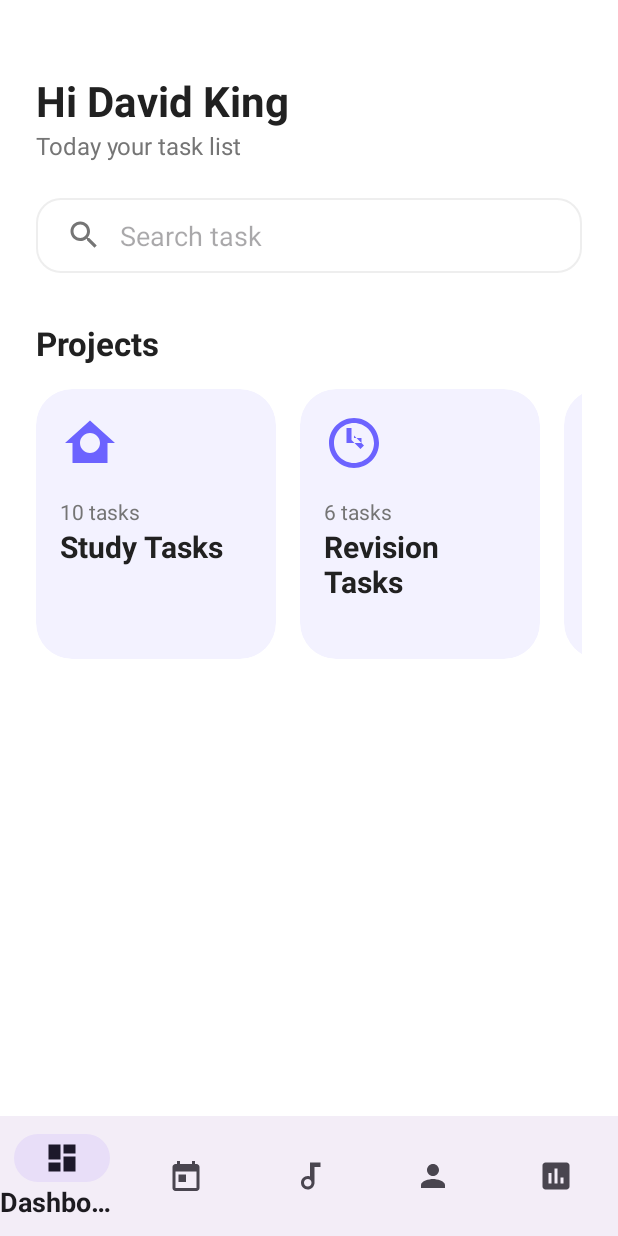
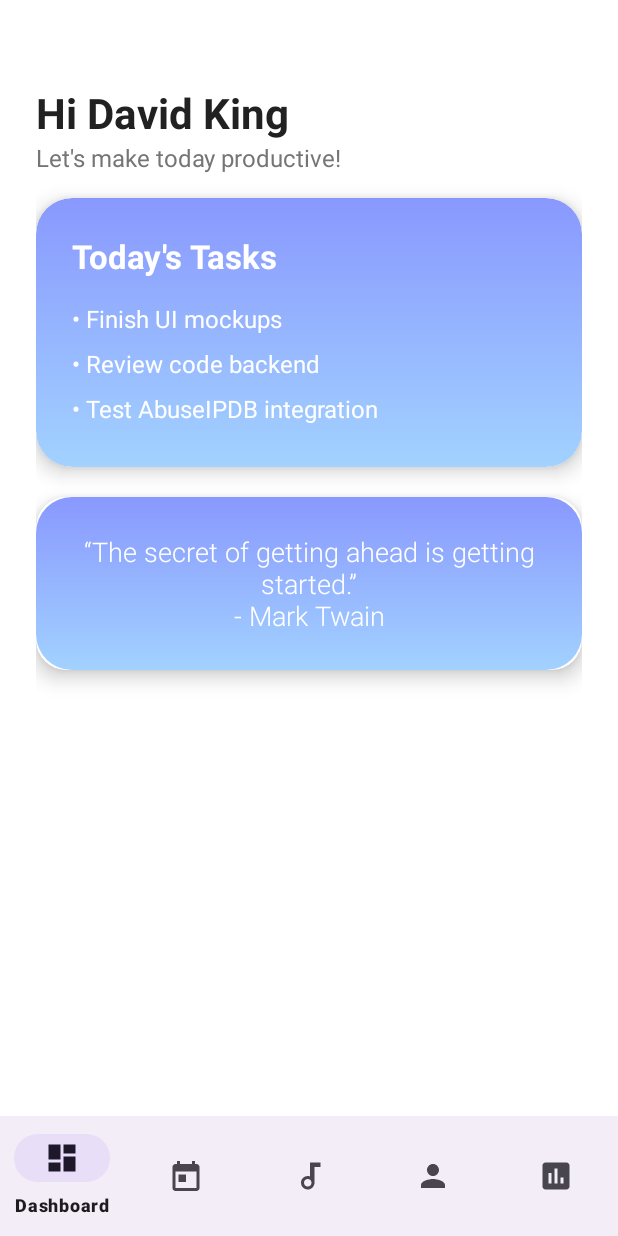
Before and after one commit to Navneetk4y4/Fyndora, an Android app: the screen it shows after launch once a user with an empty profile is signed in (MainActivity), on a phone screen of 412 x 824 dp. Run offline under Robolectric (Android 15) with nearby library versions, the phone set to English and light mode, and no system bars; our stand-ins replace Firebase (no records; nobody signed in at launch, a user with empty details on screens opened directly).

Commit message:
Updates Dashboard

```diff
--- a/StudyPomodoro/app/src/main/java/com/example/studypomodoro/Adapters.kt
+++ b/StudyPomodoro/app/src/main/java/com/example/studypomodoro/Adapters.kt
@@ -7,33 +7,7 @@ import android.widget.ImageView
 import android.widget.TextView
 import androidx.recyclerview.widget.RecyclerView
 
-class ProjectsAdapter(private val projects: List<Project>) : RecyclerView.Adapter<ProjectsAdapter.ProjectViewHolder>() {
-
-    override fun onCreateViewHolder(parent: ViewGroup, viewType: Int): ProjectViewHolder {
-        val view = LayoutInflater.from(parent.context).inflate(R.layout.item_project_card, parent, false)
-        return ProjectViewHolder(view)
-    }
-
-    override fun onBindViewHolder(holder: ProjectViewHolder, position: Int) {
-        val project = projects[position]
-        holder.bind(project)
-    }
-
-    override fun getItemCount() = projects.size
-
-    class ProjectViewHolder(itemView: View) : RecyclerView.ViewHolder(itemView) {
-        private val projectIcon: ImageView = itemView.findViewById(R.id.iv_project_icon)
-        private val projectTaskCount: TextView = itemView.findViewById(R.id.tv_project_task_count)
-        private val projectTitle: TextView = itemView.findViewById(R.id.tv_project_title)
-
-        fun bind(project: Project) {
-            projectIcon.setImageResource(project.icon)
-            projectTaskCount.text = project.taskCount
-            projectTitle.text = project.title
-        }
-    }
-}
-
+// Adapter for the interactive task list on the "Today" screen
 class TasksAdapter(
     private var tasks: MutableList<Task>,
     private val onTaskClick: (Task) -> Unit
@@ -77,3 +51,27 @@ class TasksAdapter(
         }
     }
 }
+
+// Adapter for the display-only task list on the Dashboard
+class DashboardTasksAdapter(private var tasks: List<Task>) : RecyclerView.Adapter<DashboardTasksAdapter.DashboardTaskViewHolder>() {
+
+    override fun onCreateViewHolder(parent: ViewGroup, viewType: Int): DashboardTaskViewHolder {
+        val view = LayoutInflater.from(parent.context).inflate(R.layout.item_dashboard_task, parent, false)
+        return DashboardTaskViewHolder(view)
+    }
+
+    override fun onBindViewHolder(holder: DashboardTaskViewHolder, position: Int) {
+        val task = tasks[position]
+        holder.bind(task)
+    }
+
+    override fun getItemCount() = tasks.size
+
+    class DashboardTaskViewHolder(itemView: View) : RecyclerView.ViewHolder(itemView) {
+        private val taskName: TextView = itemView.findViewById(R.id.tv_dashboard_task_name)
+
+        fun bind(task: Task) {
+            taskName.text = "• ${task.name}"
+        }
+    }
+}
--- a/StudyPomodoro/app/src/main/java/com/example/studypomodoro/MainActivity.kt
+++ b/StudyPomodoro/app/src/main/java/com/example/studypomodoro/MainActivity.kt
@@ -1,7 +1,7 @@
 package com.example.studypomodoro
 
+import android.os.Bundle
 import android.content.Intent
-import android.os.Bundle
 import androidx.appcompat.app.AppCompatActivity
 import androidx.fragment.app.Fragment
 import com.google.android.material.bottomnavigation.BottomNavigationView
--- a/StudyPomodoro/app/src/main/java/com/example/studypomodoro/TaskListFragment.kt
+++ b/StudyPomodoro/app/src/main/java/com/example/studypomodoro/TaskListFragment.kt
@@ -9,11 +9,12 @@ import android.widget.TextView
 import androidx.fragment.app.Fragment
 import androidx.recyclerview.widget.LinearLayoutManager
 import androidx.recyclerview.widget.RecyclerView
+import java.util.Calendar
 
 class TaskListFragment : Fragment() {
 
-    private lateinit var projectsRecyclerView: RecyclerView
     private lateinit var greetingTextView: TextView
+    private lateinit var tasksRecyclerView: RecyclerView
 
     override fun onCreateView(
         inflater: LayoutInflater,
@@ -22,22 +23,19 @@ class TaskListFragment : Fragment() {
     ): View? {
         val view = inflater.inflate(R.layout.fragment_task_list, container, false)
 
-        projectsRecyclerView = view.findViewById(R.id.rv_projects)
         greetingTextView = view.findViewById(R.id.tv_greeting)
-
-        // Setup Projects RecyclerView
-        projectsRecyclerView.layoutManager = LinearLayoutManager(requireContext(), LinearLayoutManager.HORIZONTAL, false)
-        val projects = listOf(
-            Project(R.drawable.ic_study_tasks, "10 tasks", "Study Tasks"),
-            Project(R.drawable.ic_revision_tasks, "6 tasks", "Revision Tasks"),
-            Project(R.drawable.ic_coding_practice, "12 tasks", "Coding Practice"),
-            Project(R.drawable.ic_reading_notes, "5 tasks", "Reading / Notes")
-        )
-        projectsRecyclerView.adapter = ProjectsAdapter(projects)
+        tasksRecyclerView = view.findViewById(R.id.rv_today_tasks)
 
         loadAndDisplayUserName()
+        setupTasksRecyclerView()
 
         return view
+    }
+
+    override fun onResume() {
+        super.onResume()
+        // Refresh the task list every time the dashboard is shown
+        setupTasksRecyclerView()
     }
 
     private fun loadAndDisplayUserName() {
@@ -45,4 +43,15 @@ class TaskListFragment : Fragment() {
         val userName = sharedPreferences.getString("USER_NAME", "David King")
         greetingTextView.text = "Hi $userName"
     }
+
+    private fun setupTasksRecyclerView() {
+        val today = Calendar.getInstance()
+        val todaysTasks = TaskRepository.allTasks.filter {
+            it.date.get(Calendar.YEAR) == today.get(Calendar.YEAR) &&
+            it.date.get(Calendar.DAY_OF_YEAR) == today.get(Calendar.DAY_OF_YEAR)
+        }
+
+        tasksRecyclerView.layoutManager = LinearLayoutManager(requireContext())
+        tasksRecyclerView.adapter = DashboardTasksAdapter(todaysTasks)
+    }
 }
--- /dev/null
+++ b/StudyPomodoro/app/src/main/java/com/example/studypomodoro/TaskRepository.kt
@@ -0,0 +1,22 @@
+package com.example.studypomodoro
+
+import java.util.Calendar
+
+object TaskRepository {
+    val allTasks = mutableListOf<Task>()
+
+    init {
+        createSampleTasks()
+    }
+
+    private fun createSampleTasks() {
+        val today = Calendar.getInstance()
+        val tomorrow = Calendar.getInstance()
+        tomorrow.add(Calendar.DAY_OF_YEAR, 1)
+
+        allTasks.add(Task(R.drawable.ic_task_status_completed_new, "Finish UI mockups", "Work", "10:00 am", today))
+        allTasks.add(Task(R.drawable.ic_task_status_in_progress_new, "Review code backend", "Work", "2:00 pm", today))
+        allTasks.add(Task(R.drawable.ic_task_status_pending, "Test AbuseIPDB integration", "Work", "4:00 pm", today))
+        allTasks.add(Task(R.drawable.ic_task_status_pending, "Plan weekend trip", "Personal", "6:00 pm", tomorrow))
+    }
+}
--- a/StudyPomodoro/app/src/main/java/com/example/studypomodoro/TodayTaskListFragment.kt
+++ b/StudyPomodoro/app/src/main/java/com/example/studypomodoro/TodayTaskListFragment.kt
@@ -31,7 +31,6 @@ class TodayTaskListFragment : Fragment() {
     private lateinit var monthYearTextView: TextView
     private lateinit var searchEditText: EditText
     private lateinit var searchIcon: ImageView
-    private val allTasks = mutableListOf<Task>()
     private lateinit var tasksAdapter: TasksAdapter
     private val selectedDate = Calendar.getInstance()
 
@@ -39,7 +38,7 @@ class TodayTaskListFragment : Fragment() {
         if (result.resultCode == Activity.RESULT_OK) {
             val taskName = result.data?.getStringExtra("COMPLETED_TASK_NAME")
             if (taskName != null) {
-                val task = allTasks.find { it.name == taskName }
+                val task = TaskRepository.allTasks.find { it.name == taskName }
                 task?.status = R.drawable.ic_task_status_completed_new
                 filterTasks(selectedDate)
             }
@@ -60,7 +59,6 @@ class TodayTaskListFragment : Fragment() {
         searchEditText = view.findViewById(R.id.et_search)
         searchIcon = view.findViewById(R.id.iv_search)
 
-        createSampleTasks()
         updateMonthYearTextView()
         setupWeekView()
         setupTasksRecyclerView()
@@ -86,18 +84,6 @@ class TodayTaskListFragment : Fragment() {
         }
 
         return view
-    }
-
-    private fun createSampleTasks() {
-        val today = Calendar.getInstance()
-        val tomorrow = Calendar.getInstance()
-        tomorrow.add(Calendar.DAY_OF_YEAR, 1)
-
-        allTasks.add(Task(R.drawable.ic_task_status_completed_new, "UX Member Payment", "Microsoft Product Design", "09:20 am", today))
-        allTasks.add(Task(R.drawable.ic_task_status_completed_new, "Email Reply & Testing", "For Green Project", "10:20 am", today))
-        allTasks.add(Task(R.drawable.ic_task_status_in_progress_new, "NDA Review & Reply", "For Website Project", "11:30 pm", today))
-        allTasks.add(Task(R.drawable.ic_task_status_pending, "Interview User Flow", "Google User", "14:00 pm", today))
-        allTasks.add(Task(R.drawable.ic_task_status_pending, "Complete the UI", "Android Project", "10:00 am", tomorrow))
     }
 
     private fun updateMonthYearTextView() {
@@ -151,7 +137,7 @@ class TodayTaskListFragment : Fragment() {
     }
 
     private fun filterTasks(date: Calendar, query: String? = null) {
-        var filteredTasks = allTasks.filter {
+        var filteredTasks = TaskRepository.allTasks.filter {
             it.date.get(Calendar.YEAR) == date.get(Calendar.YEAR) &&
             it.date.get(Calendar.DAY_OF_YEAR) == date.get(Calendar.DAY_OF_YEAR)
         }
@@ -190,7 +176,7 @@ class TodayTaskListFragment : Fragment() {
             .setPositiveButton("Add") { _, _ ->
                 val taskName = taskNameEditText.text.toString()
                 if (taskName.isNotEmpty()) {
-                    allTasks.add(Task(R.drawable.ic_task_status_pending, taskName, "General", "Now", selectedDate.clone() as Calendar))
+                    TaskRepository.allTasks.add(Task(R.drawable.ic_task_status_pending, taskName, "General", "Now", selectedDate.clone() as Calendar))
                     filterTasks(selectedDate)
                 }
             }
--- /dev/null
+++ b/StudyPomodoro/app/src/main/res/drawable/bg_blue_card.xml
@@ -0,0 +1,9 @@
+<?xml version="1.0" encoding="utf-8"?>
+<shape xmlns:android="http://schemas.android.com/apk/res/android"
+    android:shape="rectangle">
+    <gradient
+        android:angle="-45"
+        android:startColor="#8998FE"
+        android:endColor="#A2D2FF" />
+    <corners android:radius="24dp" />
+</shape>
--- /dev/null
+++ b/StudyPomodoro/app/src/main/res/drawable/ic_empty.xml
@@ -0,0 +1,7 @@
+<?xml version="1.0" encoding="utf-8"?>
+<vector xmlns:android="http://schemas.android.com/apk/res/android"
+    android:width="24dp"
+    android:height="24dp"
+    android:viewportWidth="24"
+    android:viewportHeight="24">
+</vector>
--- /dev/null
+++ b/StudyPomodoro/app/src/main/res/drawable/ic_nav_stats_thin.xml
@@ -0,0 +1,11 @@
+<?xml version="1.0" encoding="utf-8"?>
+<vector xmlns:android="http://schemas.android.com/apk/res/android"
+    android:width="24dp"
+    android:height="24dp"
+    android:viewportWidth="24.0"
+    android:viewportHeight="24.0">
+    <path
+        android:strokeColor="#FF000000"
+        android:strokeWidth="1.5"
+        android:pathData="M10,20h4V4h-4v16zM4,20h4v-8H4v8zM16,9v11h4V9h-4z"/>
+</vector>
--- /dev/null
+++ b/StudyPomodoro/app/src/main/res/drawable/ic_nav_tasks_fire.xml
@@ -0,0 +1,9 @@
+<vector xmlns:android="http://schemas.android.com/apk/res/android"
+    android:width="24dp"
+    android:height="24dp"
+    android:viewportWidth="24.0"
+    android:viewportHeight="24.0">
+    <path
+        android:fillColor="#FF000000"
+        android:pathData="M13.5,0.67s-0.71,1.91 -0.71,3.39c0,1.48 0.71,3.39 0.71,3.39s0.99,-1.91 0.99,-3.39S13.5,0.67 13.5,0.67zM11.71,4.2C11.71,4.2 11,2.29 11,0.81s0.71,-3.39 0.71,-3.39s-0.99,1.91 -0.99,3.39S11.71,4.2 11.71,4.2zM15,10.5c0,-1.48 -0.71,-3.39 -0.71,-3.39s-0.99,1.91 -0.99,3.39s0.99,3.39 0.99,3.39S15,11.98 15,10.5zM12,16.17c0,-1.48 -0.71,-3.39 -0.71,-3.39s-0.99,1.91 -0.99,3.39s0.99,3.39 0.99,3.39S12,17.65 12,16.17zM8,12.5c0,-1.48 -0.71,-3.39 -0.71,-3.39s-0.99,1.91 -0.99,3.39s0.99,3.39 0.99,3.putStringS8,13.98 8,12.5z"/>
+</vector>
--- a/StudyPomodoro/app/src/main/res/layout/activity_main.xml
+++ b/StudyPomodoro/app/src/main/res/layout/activity_main.xml
@@ -8,7 +8,6 @@
 
     <androidx.fragment.app.FragmentContainerView
         android:id="@+id/nav_host_fragment"
-        android:name="com.example.studypomodoro.TaskListFragment"
         android:layout_width="match_parent"
         android:layout_height="match_parent"
         android:layout_above="@+id/bottom_navigation" />
@@ -18,8 +17,6 @@
         android:layout_width="match_parent"
         android:layout_height="wrap_content"
         android:layout_alignParentBottom="true"
-        app:itemTextAppearanceActive="@style/BottomNavTextStyle"
-        app:itemTextAppearanceInactive="@style/BottomNavTextStyle"
         app:menu="@menu/bottom_nav_menu" />
 
 </RelativeLayout>
--- a/StudyPomodoro/app/src/main/res/layout/activity_task_list.xml
+++ b/StudyPomodoro/app/src/main/res/layout/activity_task_list.xml
@@ -2,5 +2,5 @@
 <RelativeLayout xmlns:android="http://schemas.android.com/apk/res/android"
     android:layout_width="match_parent"
     android:layout_height="match_parent">
-    <!-- This is a placeholder file to prevent build errors. It is not used in the app. -->
+    <!-- This file is obsolete and not used in the app. -->
 </RelativeLayout>
--- a/StudyPomodoro/app/src/main/res/layout/fragment_task_list.xml
+++ b/StudyPomodoro/app/src/main/res/layout/fragment_task_list.xml
@@ -1,64 +1,97 @@
 <?xml version="1.0" encoding="utf-8"?>
-<RelativeLayout xmlns:android="http://schemas.android.com/apk/res/android"
+<LinearLayout
+    xmlns:android="http://schemas.android.com/apk/res/android"
     xmlns:app="http://schemas.android.com/apk/res-auto"
     xmlns:tools="http://schemas.android.com/tools"
     android:layout_width="match_parent"
     android:layout_height="match_parent"
-    android:background="@color/new_background">
+    android:background="@color/new_background"
+    android:padding="24dp"
+    android:orientation="vertical"
+    tools:context=".TaskListFragment">
 
+    <!-- Greeting -->
     <TextView
         android:id="@+id/tv_greeting"
         android:layout_width="wrap_content"
         android:layout_height="wrap_content"
-        android:layout_marginStart="24dp"
-        android:layout_marginTop="48dp"
         android:text="Hi David King"
         android:textColor="@color/new_text_primary"
         android:textSize="28sp"
-        android:textStyle="bold" />
+        android:textStyle="bold"
+        android:layout_marginTop="32dp"/>
 
+    <!-- Subtitle -->
     <TextView
         android:id="@+id/tv_greeting_subtitle"
         android:layout_width="wrap_content"
         android:layout_height="wrap_content"
-        android:layout_below="@id/tv_greeting"
-        android:layout_alignStart="@id/tv_greeting"
-        android:text="Today your task list"
+        android:text="Let's make today productive!"
         android:textColor="@color/new_text_secondary"
-        android:textSize="16sp" />
+        android:textSize="16sp"
+        android:layout_marginBottom="16dp"/>
 
-    <EditText
-        android:id="@+id/et_search"
+    <!-- Tasks Card -->
+    <androidx.cardview.widget.CardView
+        android:id="@+id/card_tasks"
         android:layout_width="match_parent"
-        android:layout_height="50dp"
-        android:layout_below="@id/tv_greeting_subtitle"
-        android:layout_marginHorizontal="24dp"
-        android:layout_marginTop="24dp"
-        android:background="@drawable/bg_search_bar"
-        android:drawableStart="@drawable/ic_new_search"
-        android:drawablePadding="12dp"
-        android:hint="Search task"
-        android:paddingHorizontal="20dp" />
+        android:layout_height="wrap_content"
+        android:layout_marginBottom="20dp"
+        app:cardCornerRadius="24dp"
+        app:cardElevation="8dp">
+
+        <LinearLayout
+            android:layout_width="match_parent"
+            android:layout_height="wrap_content"
+            android:orientation="vertical"
+            android:padding="24dp"
+            android:background="@drawable/bg_blue_card">
 
             <TextView
-        android:id="@+id/tv_projects_title"
+                android:id="@+id/tv_card_title"
                 android:layout_width="wrap_content"
                 android:layout_height="wrap_content"
-        android:layout_below="@id/et_search"
-        android:layout_alignStart="@id/tv_greeting"
-        android:layout_marginTop="32dp"
-        android:text="Projects"
-        android:textColor="@color/new_text_primary"
+                android:text="Today's Tasks"
+                android:textColor="@color/white"
                 android:textSize="22sp"
-        android:textStyle="bold" />
+                android:textStyle="bold"
+                android:layout_marginBottom="12dp"/>
 
             <androidx.recyclerview.widget.RecyclerView
-        android:id="@+id/rv_projects"
+                android:id="@+id/rv_today_tasks"
+                android:layout_width="match_parent"
+                android:layout_height="wrap_content" />
+
+        </LinearLayout>
+    </androidx.cardview.widget.CardView>
+
+    <!-- Motivation Card -->
+    <androidx.cardview.widget.CardView
+        android:id="@+id/card_motivation"
         android:layout_width="match_parent"
         android:layout_height="wrap_content"
-        android:layout_below="@id/tv_projects_title"
-        android:layout_marginTop="16dp"
-        android:orientation="horizontal"
-        android:paddingHorizontal="24dp" />
+        app:cardCornerRadius="20dp"
+        app:cardElevation="8dp"
+        android:layout_marginBottom="20dp">
 
-</RelativeLayout>
+        <LinearLayout
+            android:layout_width="match_parent"
+            android:layout_height="wrap_content"
+            android:orientation="vertical"
+            android:gravity="center"
+            android:padding="24dp"
+            android:background="@drawable/bg_blue_card">
+
+            <TextView
+                android:id="@+id/tv_motivational_quote"
+                android:layout_width="wrap_content"
+                android:layout_height="wrap_content"
+                android:fontFamily="sans-serif-light"
+                android:text="“The secret of getting ahead is getting started.”\n- Mark Twain"
+                android:textColor="@color/white"
+                android:textSize="18sp"
+                android:textAlignment="center"/>
+        </LinearLayout>
+    </androidx.cardview.widget.CardView>
+
+</LinearLayout>
--- /dev/null
+++ b/StudyPomodoro/app/src/main/res/layout/item_dashboard_task.xml
@@ -0,0 +1,8 @@
+<?xml version="1.0" encoding="utf-8"?>
+<TextView xmlns:android="http://schemas.android.com/apk/res/android"
+    android:id="@+id/tv_dashboard_task_name"
+    android:layout_width="match_parent"
+    android:layout_height="wrap_content"
+    android:textColor="@android:color/white"
+    android:textSize="16sp"
+    android:paddingVertical="4dp"/>
--- a/StudyPomodoro/app/src/main/res/layout/item_project_card.xml
+++ /dev/null
@@ -1,44 +0,0 @@
-<?xml version="1.0" encoding="utf-8"?>
-<androidx.cardview.widget.CardView xmlns:android="http://schemas.android.com/apk/res/android"
-    xmlns:app="http://schemas.android.com/apk/res-auto"
-    android:layout_width="160dp"
-    android:layout_height="180dp"
-    android:layout_marginEnd="16dp"
-    app:cardBackgroundColor="@color/new_light_purple"
-    app:cardCornerRadius="24dp"
-    app:cardElevation="0dp">
-
-    <RelativeLayout
-        android:layout_width="match_parent"
-        android:layout_height="match_parent"
-        android:padding="16dp">
-
-        <ImageView
-            android:id="@+id/iv_project_icon"
-            android:layout_width="40dp"
-            android:layout_height="40dp"
-            android:src="@drawable/ic_study_tasks" />
-
-        <TextView
-            android:id="@+id/tv_project_task_count"
-            android:layout_width="wrap_content"
-            android:layout_height="wrap_content"
-            android:layout_below="@+id/iv_project_icon"
-            android:layout_marginTop="16dp"
-            android:text="10 tasks"
-            android:textColor="@color/new_text_secondary"
-            android:textSize="14sp" />
-
-        <TextView
-            android:id="@+id/tv_project_title"
-            android:layout_width="wrap_content"
-            android:layout_height="wrap_content"
-            android:layout_below="@id/tv_project_task_count"
-            android:text="Study Tasks"
-            android:textColor="@color/new_text_primary"
-            android:textSize="20sp"
-            android:textStyle="bold" />
-
-    </RelativeLayout>
-
-</androidx.cardview.widget.CardView>
--- a/StudyPomodoro/app/src/main/res/menu/bottom_nav_menu.xml
+++ b/StudyPomodoro/app/src/main/res/menu/bottom_nav_menu.xml
@@ -19,5 +19,5 @@
     <item
         android:id="@+id/navigation_statistics"
         android:icon="@drawable/ic_statistics_nav"
-        android:title="Statistics" />
+        android:title="Stats" />
 </menu>
```
Also changed, not shown: 2 other files. Lines whose indentation alone changed are shown as unchanged.
